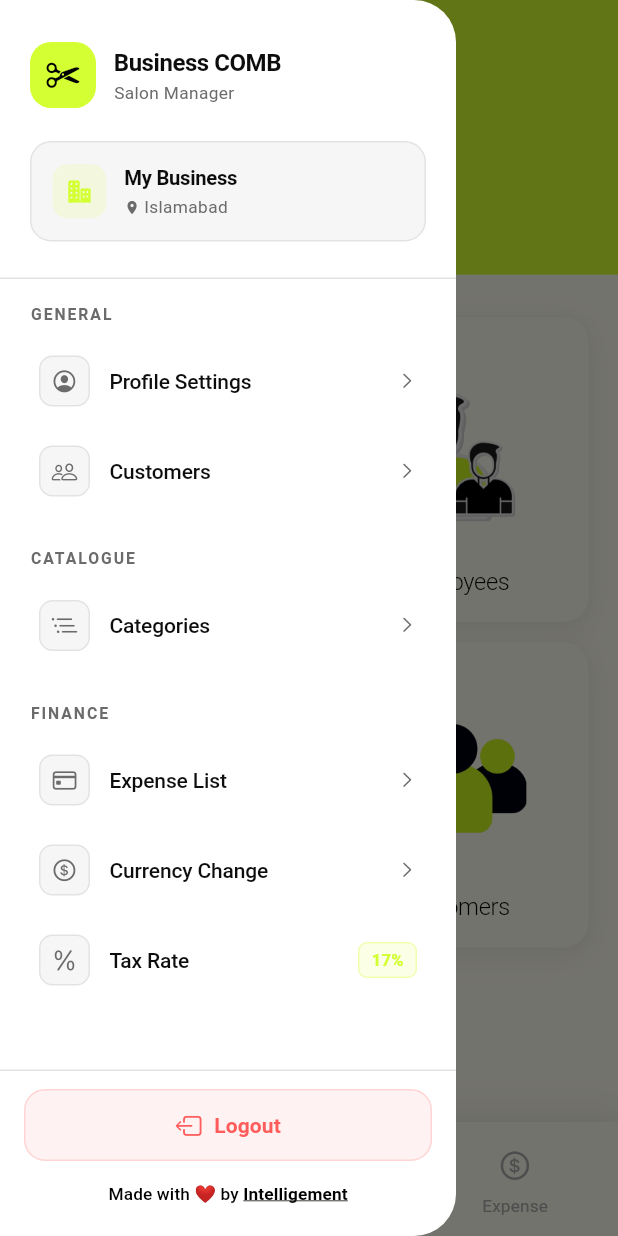
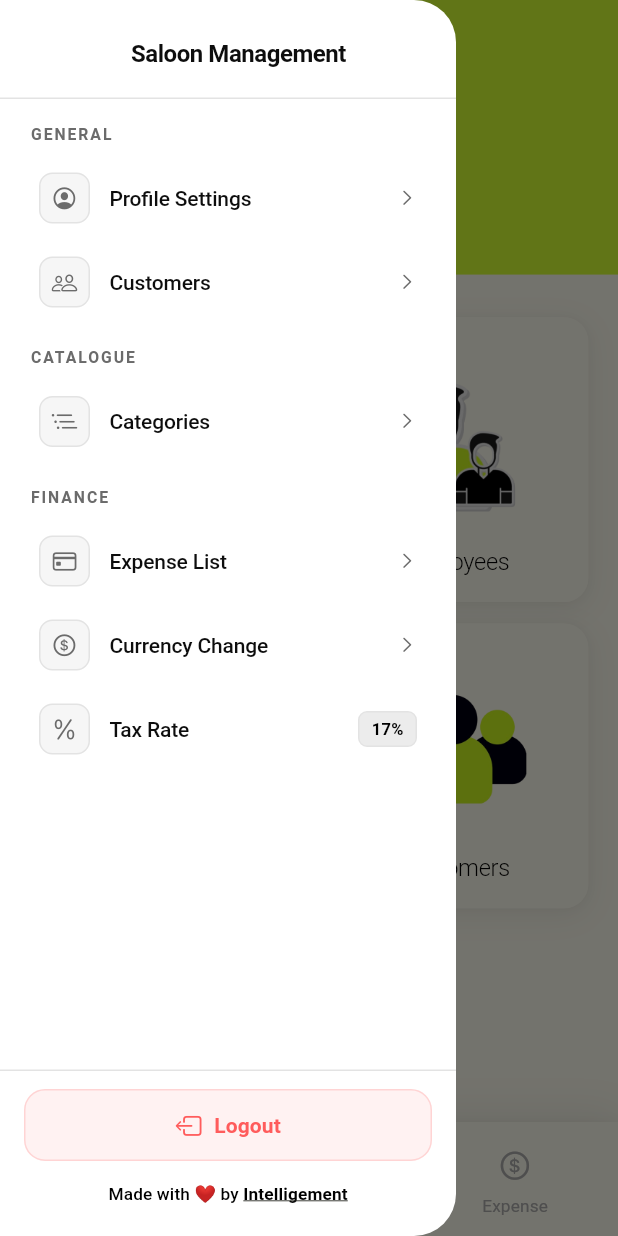
Before and after one commit to abdullah2310ishaq/hairsaloon, a Flutter app: the DashboardShell screen opened by its route, with the side drawer open, on a phone screen of 412 x 824 dp. Run offline on Flutter 3.47's test engine with Material 3 defaults, Android fonts, the phone set to English and light mode, and no system bars; our stand-ins replace flutter_screenutil, shared_preferences; accounts and stored records are empty.

```diff
--- a/lib/src/features/dashboard/presentation/dashboard_screen.dart
+++ b/lib/src/features/dashboard/presentation/dashboard_screen.dart
@@ -114,7 +114,7 @@ class DashboardScreen extends StatelessWidget {
                 crossAxisCount: 2,
                 crossAxisSpacing: 14.w,
                 mainAxisSpacing: 14.h,
-                childAspectRatio: 0.88,
+                childAspectRatio: 0.94,
                 shrinkWrap: true,
                 physics: const NeverScrollableScrollPhysics(),
                 children: [
--- a/lib/src/features/settings/presentation/app_drawer.dart
+++ b/lib/src/features/settings/presentation/app_drawer.dart
@@ -31,14 +31,6 @@ class _AppDrawerState extends State<AppDrawer> {
 
   @override
   Widget build(BuildContext context) {
-    final profile = BusinessProfileScope.of(context).profile;
-    final businessName = (profile?.businessName.trim().isNotEmpty ?? false)
-        ? profile!.businessName
-        : 'My Business';
-    final city = (profile?.city.trim().isNotEmpty ?? false)
-        ? profile!.city
-        : 'Islamabad';
-
     return Drawer(
       backgroundColor: _C.bg,
       surfaceTintColor: Colors.transparent,
@@ -54,14 +46,14 @@ class _AppDrawerState extends State<AppDrawer> {
           crossAxisAlignment: CrossAxisAlignment.start,
           children: [
             // ── Header ──────────────────────────────────────────────────
-            _buildHeader(businessName, city),
+            _buildHeader(),
 
             const SizedBox(height: 8),
 
             // ── Menu list ────────────────────────────────────────────────
             Expanded(
               child: ListView(
-                padding: const EdgeInsets.fromLTRB(16, 4, 16, 16),
+                padding: const EdgeInsets.fromLTRB(16, 4, 16, 12),
                 children: [
                   _SectionLabel('GENERAL'),
                   _Item(
@@ -82,7 +74,7 @@ class _AppDrawerState extends State<AppDrawer> {
                       Navigator.of(context).pushNamed(AppRoutes.customers);
                     },
                   ),
-                  const SizedBox(height: 16),
+                  const SizedBox(height: 10),
                   _SectionLabel('CATALOGUE'),
                   _Item(
                     icon: CupertinoIcons.list_bullet_indent,
@@ -92,7 +84,7 @@ class _AppDrawerState extends State<AppDrawer> {
                       Navigator.of(context).pushNamed(AppRoutes.categories);
                     },
                   ),
-                  const SizedBox(height: 16),
+                  const SizedBox(height: 10),
                   _SectionLabel('FINANCE'),
                   _Item(
                     icon: CupertinoIcons.creditcard,
@@ -129,10 +121,10 @@ class _AppDrawerState extends State<AppDrawer> {
   }
 
   // ─── Header ───────────────────────────────────────────────────────────────
-  Widget _buildHeader(String name, String city) {
+  Widget _buildHeader() {
     return Container(
       width: double.infinity,
-      padding: const EdgeInsets.fromLTRB(20, 28, 20, 24),
+      padding: const EdgeInsets.fromLTRB(20, 24, 20, 18),
       decoration: const BoxDecoration(
         border: Border(bottom: BorderSide(color: _C.border, width: 1)),
       ),
@@ -142,25 +134,13 @@ class _AppDrawerState extends State<AppDrawer> {
           // App icon + name row
           Row(
             children: [
-              Container(
-                width: 44,
-                height: 44,
-                decoration: BoxDecoration(
-                  color: _C.lime,
-                  borderRadius: BorderRadius.circular(14),
-                ),
-                child: const Icon(
-                  CupertinoIcons.scissors,
-                  color: Colors.black,
-                  size: 22,
-                ),
-              ),
-              const SizedBox(width: 12),
+              const Text("  "),
+              const SizedBox(width: 60),
               Column(
                 crossAxisAlignment: CrossAxisAlignment.start,
                 children: [
                   const Text(
-                    'Business COMB',
+                    'Saloon Management',
                     style: TextStyle(
                       color: _C.textPrimary,
                       fontSize: 16,
@@ -168,82 +148,9 @@ class _AppDrawerState extends State<AppDrawer> {
                       letterSpacing: -0.3,
                     ),
                   ),
-                  const SizedBox(height: 1),
-                  Text(
-                    'Salon Manager',
-                    style: TextStyle(
-                      color: _C.textSecondary,
-                      fontSize: 11.5,
-                      fontWeight: FontWeight.w400,
-                    ),
-                  ),
                 ],
               ),
             ],
-          ),
-          const SizedBox(height: 22),
-          // Business card
-          Container(
-            padding: const EdgeInsets.all(14),
-            decoration: BoxDecoration(
-              color: _C.surface,
-              borderRadius: BorderRadius.circular(14),
-              border: Border.all(color: _C.border, width: 1),
-            ),
-            child: Row(
-              children: [
-                Container(
-                  width: 36,
-                  height: 36,
-                  decoration: BoxDecoration(
-                    color: _C.lime.withOpacity(0.12),
-                    borderRadius: BorderRadius.circular(10),
-                  ),
-                  child: const Icon(
-                    CupertinoIcons.building_2_fill,
-                    color: _C.lime,
-                    size: 17,
-                  ),
-                ),
-                const SizedBox(width: 12),
-                Expanded(
-                  child: Column(
-                    crossAxisAlignment: CrossAxisAlignment.start,
-                    children: [
-                      Text(
-                        name,
-                        style: const TextStyle(
-                          color: _C.textPrimary,
-                          fontSize: 13.5,
-                          fontWeight: FontWeight.w600,
-                          letterSpacing: -0.2,
-                        ),
-                        maxLines: 1,
-                        overflow: TextOverflow.ellipsis,
-                      ),
-                      const SizedBox(height: 2),
-                      Row(
-                        children: [
-                          const Icon(
-                            CupertinoIcons.location_solid,
-                            size: 10,
-                            color: _C.textSecondary,
-                          ),
-                          const SizedBox(width: 3),
-                          Text(
-                            city,
-                            style: const TextStyle(
-                              color: _C.textSecondary,
-                              fontSize: 11.5,
-                            ),
-                          ),
-                        ],
-                      ),
-                    ],
-                  ),
-                ),
-              ],
-            ),
           ),
         ],
       ),
@@ -512,7 +419,7 @@ class _Item extends StatelessWidget {
           splashColor: _C.lime.withOpacity(0.06),
           highlightColor: _C.lime.withOpacity(0.04),
           child: Padding(
-            padding: const EdgeInsets.symmetric(horizontal: 10, vertical: 12),
+            padding: const EdgeInsets.symmetric(horizontal: 10, vertical: 10),
             child: Row(
               children: [
                 // Icon container
@@ -563,14 +470,14 @@ class _TaxBadge extends StatelessWidget {
     return Container(
       padding: const EdgeInsets.symmetric(horizontal: 8, vertical: 3),
       decoration: BoxDecoration(
-        color: _C.lime.withOpacity(0.12),
+        color: _C.surfaceHigh,
         borderRadius: BorderRadius.circular(6),
-        border: Border.all(color: _C.lime.withOpacity(0.3), width: 1),
+        border: Border.all(color: _C.border, width: 1),
       ),
       child: Text(
         '${LocalTaxRateStore.taxRate.toStringAsFixed(0)}%',
         style: const TextStyle(
-          color: _C.lime,
+          color: Colors.black,
           fontSize: 11,
           fontWeight: FontWeight.w700,
           letterSpacing: 0.2,
```
Also changed, not shown: lib/src/features/services/data/local_services_store.dart (+50 -0 lines), lib/src/features/services/presentation/service_list_screen.dart (+121 -102 lines).
